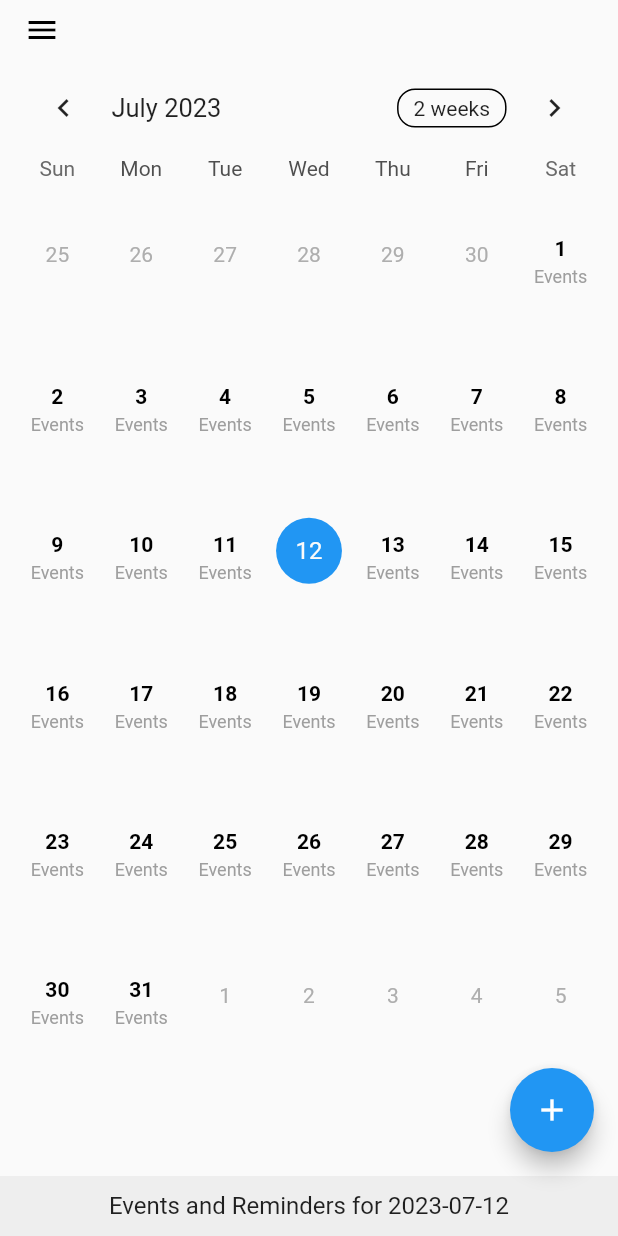
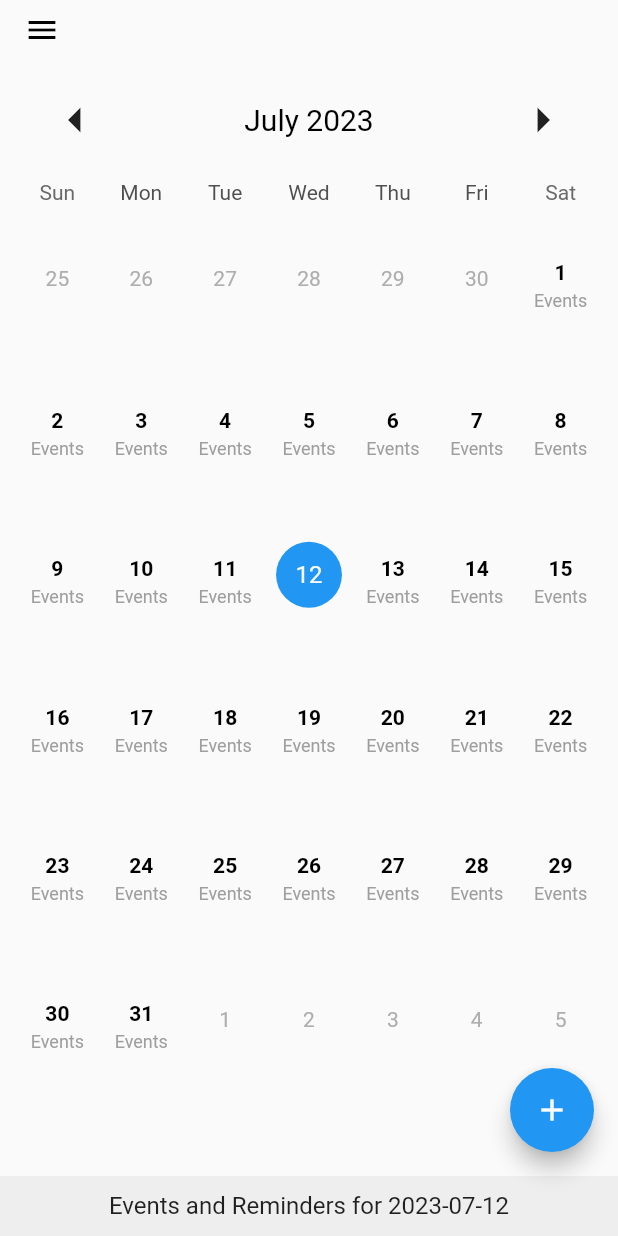
Before and after one commit to SLE-Sriracha/SLE_APP, a Flutter app: the screen it shows after launch, on a phone screen of 412 x 824 dp. Run offline on Flutter 3.47's test engine with Material 2 defaults, Android fonts, the phone set to English and light mode, and no system bars; drawn by our look-alikes of table_calendar.

Commit message:
code updated

```diff
--- a/lib/components/calendarComponent.dart
+++ b/lib/components/calendarComponent.dart
@@ -45,16 +45,11 @@ class _calendarComponentState extends State<calendarComponent> {
     );
   }
 
-  void _deleteEvent(String event) {
-    setState(() {
-      _events.remove(event); // Remove event from the list
-    });
-  }
 
   @override
   Widget build(BuildContext context) {
     return Scaffold(
-      body: SingleChildScrollView( // Wrap body with SingleChildScrollView
+      body: SingleChildScrollView(
         child: Center(
           child: SizedBox(
             width: MediaQuery.of(context).size.width * 0.95,
@@ -69,6 +64,22 @@ class _calendarComponentState extends State<calendarComponent> {
                   firstDay: DateTime(2023),
                   lastDay: DateTime(2030),
                   rowHeight: MediaQuery.of(context).size.height * 0.12,
+                  headerStyle: HeaderStyle(
+                    titleCentered: true,
+                    formatButtonVisible: false,
+                    titleTextStyle: const TextStyle(
+                      fontSize: 20.0,
+                      color: Colors.black,
+                    ),
+                    leftChevronIcon: const Icon(
+                      Icons.arrow_left,
+                      size: 40.0,
+                    ),
+                    rightChevronIcon: const Icon(
+                      Icons.arrow_right,
+                      size: 40.0,
+                    ),
+                  ),
                   onFormatChanged: (format) {
                     setState(() {
                       _calendarFormat = format;
@@ -143,23 +154,6 @@ class _calendarComponentState extends State<calendarComponent> {
                               ),
                             ),
                           ),
-                          Column(
-                            children: _events
-                                .where((event) => isSameDay(date, _selectedDay))
-                                .map((event) {
-                              return Column(
-                                children: [
-                                  Text(event),
-                                  ElevatedButton(
-                                    onPressed: () {
-                                      _deleteEvent(event);
-                                    },
-                                    child: Text('Delete'),
-                                  ),
-                                ],
-                              );
-                            }).toList(),
-                          ),
                           const Spacer(
                             flex: 1,
                           ),
```
Also changed, not shown: lib/main.dart (line endings or trailing spaces), lib/pages/homePage.dart (line endings or trailing spaces), lib/pages/myPage.dart (line endings or trailing spaces), 1 other file. Lines whose indentation alone changed are shown as unchanged.
